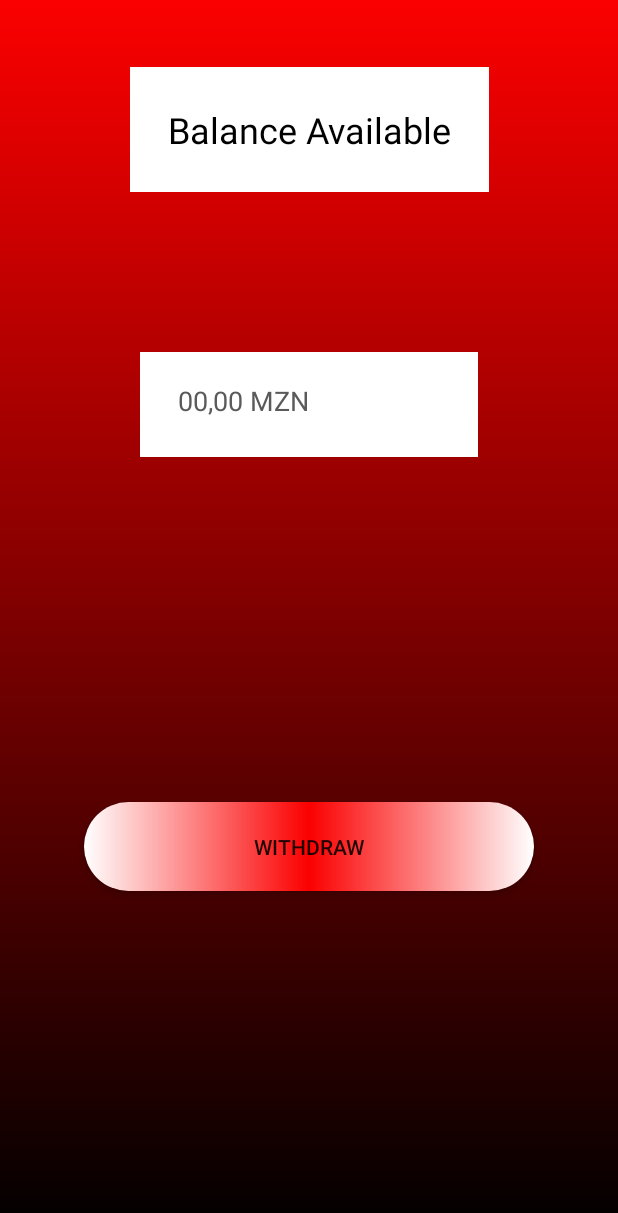
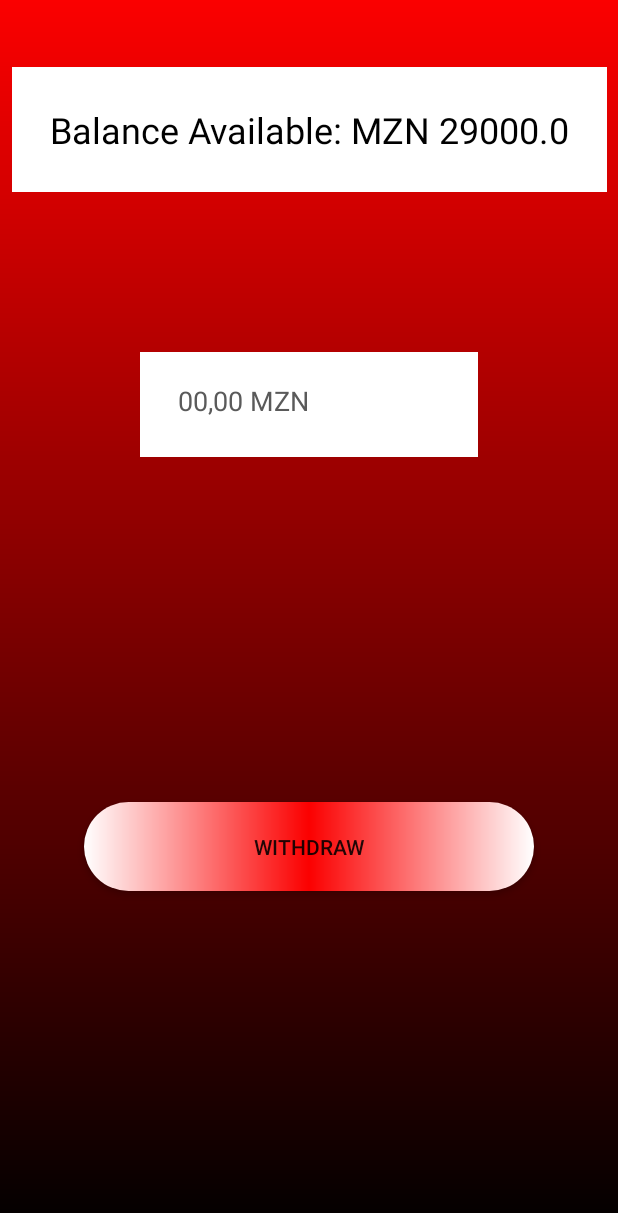
Before and after one commit to DaltonChivambo/Bank_System, an Android app: the MainActivity screen opened directly, with no data from a screen before it, on a phone screen of 412 x 824 dp. Shown: the top 1213 px of the screen. Run offline under Robolectric (Android 15) with nearby library versions, the phone set to English and light mode, and no system bars.

Commit message:
Implementing Events on MainActivity

```diff
--- a/app/src/main/java/com/skycoop/myapplication/MainActivity.java
+++ b/app/src/main/java/com/skycoop/myapplication/MainActivity.java
@@ -3,14 +3,21 @@ package com.skycoop.myapplication;
 import androidx.appcompat.app.AppCompatActivity;
 
 import android.os.Bundle;
+import android.view.View;
 import android.widget.Button;
 import android.widget.EditText;
+import android.widget.TextView;
+import android.widget.Toast;
 
 import java.util.Objects;
 
 public class MainActivity extends AppCompatActivity {
 
+    private TextView tv_balance;
+    private EditText edit_balance;
+    private Button bt_withdraw;
 
+    double account_balance = 29000.00;
 
     @Override
     protected void onCreate(Bundle savedInstanceState) {
@@ -18,5 +25,32 @@ public class MainActivity extends AppCompatActivity {
         setContentView(R.layout.activity_main);
         Objects.requireNonNull(getSupportActionBar()).hide();
 
+        initComponents();
+        tv_balance.setText("Balance Available:" + " MZN " + account_balance);
+
+        bt_withdraw.setOnClickListener(view -> {
+            Double money = Double.parseDouble(edit_balance.getText().toString());
+            Double withdrawal_fee = 20.0;
+            Double fee_plus_money = money + withdrawal_fee;
+
+            if (account_balance < fee_plus_money){
+                Toast.makeText(MainActivity.this,"Transaction Failed: Insufficient Balance",Toast.LENGTH_SHORT).show();
+
+            }else if (money < 100 || money > 25000){
+                Toast.makeText(MainActivity.this,"Transaction Failed: Cash withdrawal From 100MZN to 25000MZN",Toast.LENGTH_SHORT).show();
+            }else {
+                account_balance -= money+ withdrawal_fee;
+                Toast.makeText(MainActivity.this,"Successful Withdrawal "+ money+"0MZN",Toast.LENGTH_SHORT).show();
+                tv_balance.setText("Balance Available:" + " MZN " + account_balance);
+
+            }
+        });
+
+    }
+
+    private void initComponents(){
+        tv_balance = findViewById(R.id.tv_balance);
+        edit_balance = findViewById(R.id.edit_balance);
+        bt_withdraw = findViewById(R.id.bt_withdraw);
     }
 }
--- a/app/src/main/res/layout/activity_main.xml
+++ b/app/src/main/res/layout/activity_main.xml
@@ -8,7 +8,7 @@
     tools:context=".MainActivity" >
 
     <TextView
-        android:id="@+id/textView"
+        android:id="@+id/tv_balance"
         android:layout_width="wrap_content"
         android:layout_height="wrap_content"
         android:background="@color/white"
@@ -24,7 +24,7 @@
         app:layout_constraintVertical_bias="0.060000002" />
 
     <EditText
-        android:id="@+id/editTextNumberDecimal"
+        android:id="@+id/edit_balance"
         android:layout_width="225dp"
         android:layout_height="70dp"
         android:background="@color/white"
@@ -38,11 +38,11 @@
         app:layout_constraintBottom_toBottomOf="parent"
         app:layout_constraintEnd_toEndOf="parent"
         app:layout_constraintStart_toStartOf="parent"
-        app:layout_constraintTop_toBottomOf="@+id/textView"
+        app:layout_constraintTop_toBottomOf="@+id/tv_balance"
         app:layout_constraintVertical_bias="0.17000002" />
 
     <Button
-        android:id="@+id/button"
+        android:id="@+id/bt_withdraw"
         android:layout_width="300dp"
         android:layout_height="wrap_content"
         android:background="@drawable/button_shape"
@@ -50,5 +50,5 @@
         app:layout_constraintBottom_toBottomOf="parent"
         app:layout_constraintEnd_toEndOf="parent"
         app:layout_constraintStart_toStartOf="parent"
-        app:layout_constraintTop_toBottomOf="@+id/editTextNumberDecimal" />
+        app:layout_constraintTop_toBottomOf="@+id/edit_balance" />
 </androidx.constraintlayout.widget.ConstraintLayout>
```
